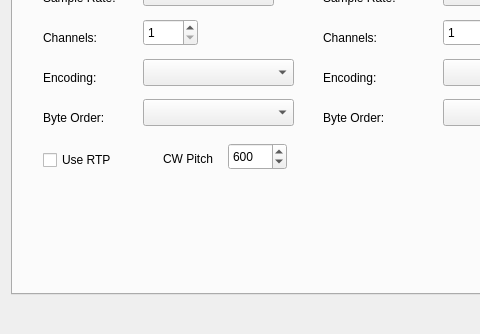
Above: trunk/src/QtRadio/Configure.ui from kd0oss/ghpsdr3-kd0oss before the change; both pictures show x 0 to 480 and y 116 to 450 of the 650 by 450 pixel window. Below: the same form after it.
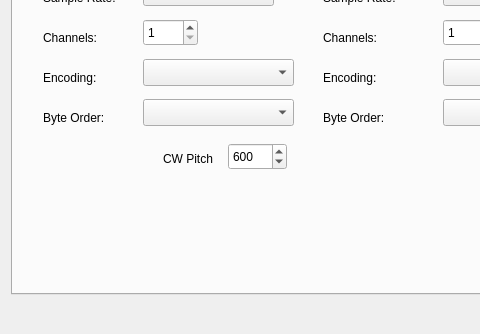
That is the form after the change. The open tabs and pages were chosen to show the change.

```diff
--- a/trunk/src/QtRadio/Configure.ui
+++ b/trunk/src/QtRadio/Configure.ui
@@ -525,19 +525,6 @@
         </rect>
        </property>
       </widget>
-      <widget class="QCheckBox" name="rtpCheckBox">
-       <property name="geometry">
-        <rect>
-         <x>30</x>
-         <y>230</y>
-         <width>97</width>
-         <height>22</height>
-        </rect>
-       </property>
-       <property name="text">
-        <string>Use RTP</string>
-       </property>
-      </widget>
       <widget class="QSpinBox" name="spinBox_cwPitch">
        <property name="geometry">
         <rect>
```
Left out of the diff: 2 changed lines with no effect on the pictures.
